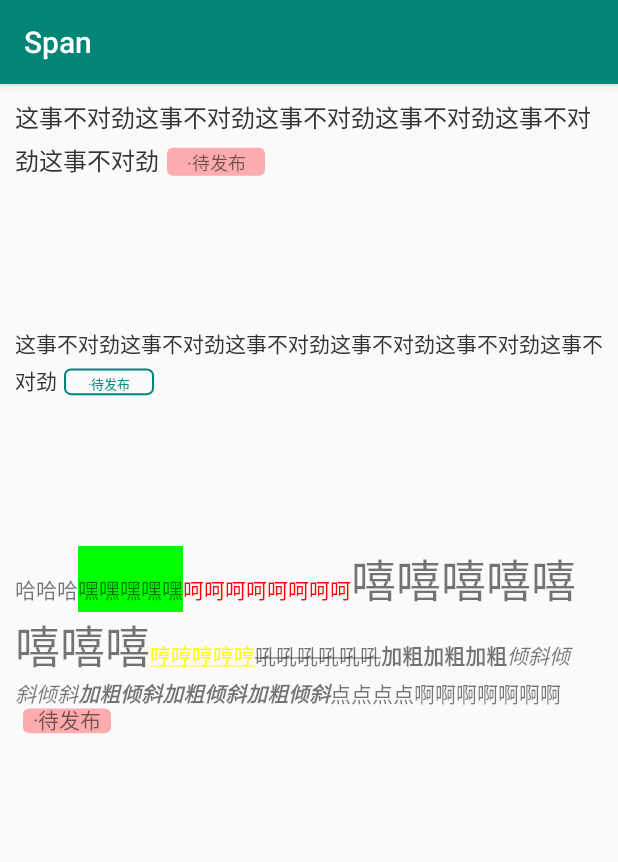
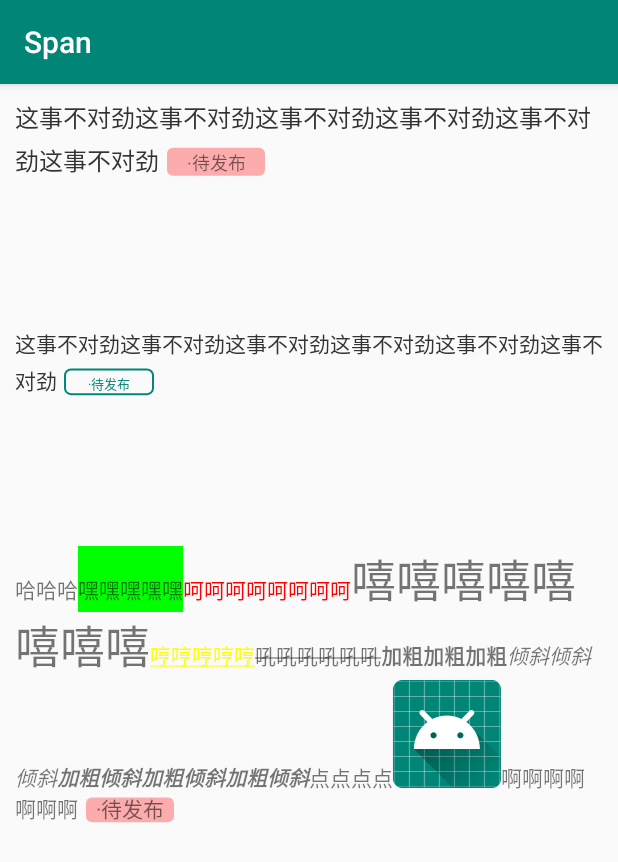
Before and after one commit to FZ985/Span, an Android app: the screen it shows after launch (MainActivity), on a phone screen of 412 x 824 dp. Shown: the top 862 px of the screen. Run offline under Robolectric (Android 15) with nearby library versions, the phone set to English and light mode, and no system bars.

Commit message:
添加Span使用5

```diff
--- a/app/src/main/java/com/text/span/MainActivity.java
+++ b/app/src/main/java/com/text/span/MainActivity.java
@@ -5,6 +5,8 @@ import android.graphics.Color;
 import android.graphics.Paint;
 import android.graphics.Typeface;
 import android.os.Bundle;
+import android.text.Spanned;
+import android.text.style.ImageSpan;
 import android.view.View;
 import android.widget.TextView;
 import android.widget.Toast;
@@ -90,6 +92,7 @@ public class MainActivity extends AppCompatActivity {
                                 Toast.makeText(MainActivity.this, "点击了:" + text, Toast.LENGTH_SHORT).show();
                             }
                         }))
+                .append(Span.builder(" ").addSpans(new ImageSpan(this, R.mipmap.ic_launcher_round, ImageSpan.ALIGN_BASELINE), 0, 1, Spanned.SPAN_EXCLUSIVE_EXCLUSIVE))
                 .append(Span.builder("啊啊啊啊啊啊啊"))
                 .append(Span.builder("·待发布").roundSpan(new RoundSpan(Color.parseColor("#50ff0000"), 6, Paint.Style.FILL, 10, 10, 8f, 8f)))
                 .into(custom_tv);
```
